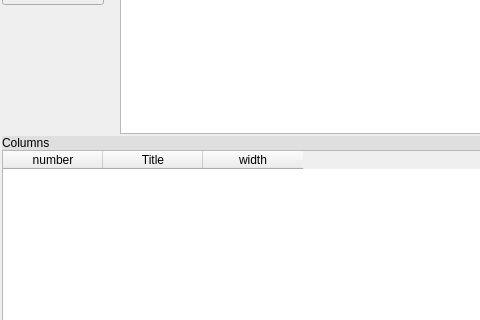
First picture: the form in GUI/pgdbatool/querymodel.ui, repository marcotcal/PG-DBA-Tools, before the edit; both pictures show x 0 to 480 and y 116 to 436 of the 1053 by 648 pixel window.
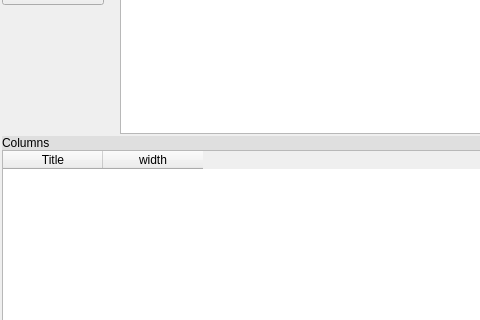
Second picture: the form after the edit. Icons and pictures are not drawn. Custom widgets are drawn as their Qt base class.

Commit message: Model Buttons

Diff of the .ui file:
```diff
--- a/GUI/pgdbatool/querymodel.ui
+++ b/GUI/pgdbatool/querymodel.ui
@@ -382,11 +382,6 @@
        </item>
        <item>
         <widget class="QTableWidget" name="column_table">
-         <column>
-          <property name="text">
-           <string>number</string>
-          </property>
-         </column>
          <column>
           <property name="text">
            <string>Title</string>
```
Left out of the diff: 24 changed lines with no effect on the pictures. The commit also changes 5 other files.
